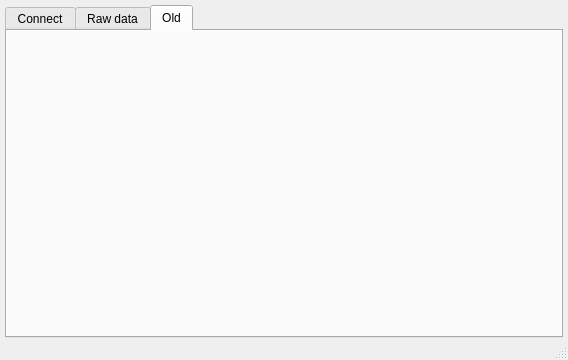
Before: the Qt Designer form tinyos-2.x/trunk/support/cpp/TestShimmer/src/MainWindow.ui in baharev/szte-wsn-code, drawn with Qt 5.
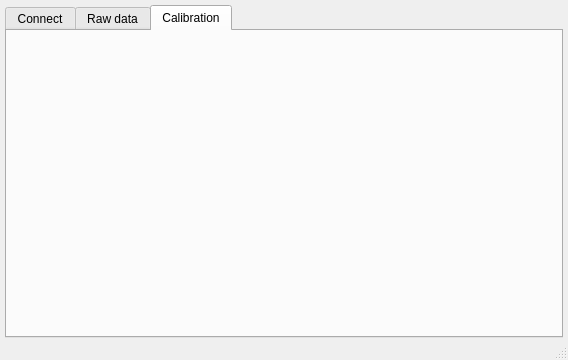
After: the same form once the commit is applied. The open tabs and pages were chosen to show the change. Icons and pictures are not drawn.

Commit message: fixed bad packet hang, store com port settings, preliminary design of calibration Committed on the Free edition of March Hare Software CVSNT Server. Upgrade to CVS Suite for more features and support: http://march-hare.com/cvsnt/

Patch:
```diff
--- a/tinyos-2.x/trunk/support/cpp/TestShimmer/src/MainWindow.ui
+++ b/tinyos-2.x/trunk/support/cpp/TestShimmer/src/MainWindow.ui
@@ -62,7 +62,7 @@
       </widget>
       <widget class="QWidget" name="testTab">
        <attribute name="title">
-        <string>Old</string>
+        <string>Calibration</string>
        </attribute>
        <layout class="QVBoxLayout" name="verticalLayout_2"/>
       </widget>
```
Left out of the diff: 4 changed lines with no effect on the pictures. The commit also changes 13 other files.
